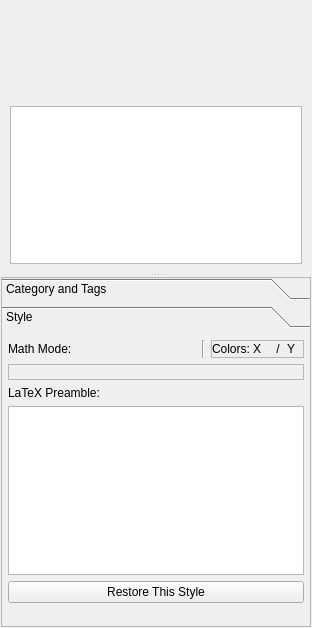
The window that src/klflibentryeditor.ui (CryFeiFei/klatexformula) describes before a commit, drawn with Qt 5.
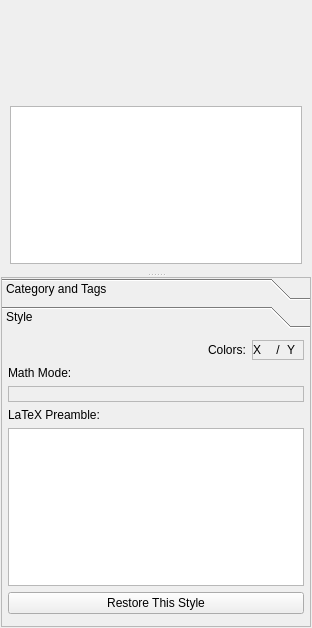
The same window after the commit. Icons and pictures are not drawn.

```diff
--- a/src/klflibentryeditor.ui
+++ b/src/klflibentryeditor.ui
@@ -285,14 +285,14 @@
         <property name="margin">
          <number>6</number>
         </property>
-        <item row="1" column="0">
+        <item row="1" column="0" colspan="4">
          <widget class="QLabel" name="lblStyMathModeCaption">
           <property name="text">
            <string>Math Mode:</string>
           </property>
          </widget>
         </item>
-        <item row="6" column="0" colspan="3">
+        <item row="6" column="0" colspan="4">
          <widget class="QPushButton" name="btnRestoreStyle">
           <property name="text">
            <string>Restore This Style</string>
@@ -312,21 +312,21 @@
           </property>
          </spacer>
         </item>
-        <item row="4" column="0" colspan="3">
+        <item row="4" column="0" colspan="4">
          <widget class="QLabel" name="lblStyPreamble">
           <property name="text">
            <string>LaTeX Preamble:</string>
           </property>
          </widget>
         </item>
-        <item row="5" column="0" colspan="3">
+        <item row="5" column="0" colspan="4">
          <widget class="QTextEdit" name="txtStyPreamble">
           <property name="readOnly">
            <bool>true</bool>
           </property>
          </widget>
         </item>
-        <item row="3" column="0" colspan="3">
+        <item row="3" column="0" colspan="4">
          <widget class="QLabel" name="lblStyMathMode">
           <property name="frameShape">
            <enum>QFrame::StyledPanel</enum>
@@ -335,21 +335,23 @@
            <enum>QFrame::Sunken</enum>
           </property>
           <property name="text">
-           <string/>
+           <string notr="true"/>
+          </property>
+          <property name="textFormat">
+           <enum>Qt::PlainText</enum>
+          </property>
+          <property name="alignment">
+           <set>Qt::AlignLeading|Qt::AlignLeft|Qt::AlignVCenter</set>
+          </property>
+          <property name="wordWrap">
+           <bool>true</bool>
           </property>
           <property name="textInteractionFlags">
            <set>Qt::LinksAccessibleByMouse|Qt::TextSelectableByMouse</set>
           </property>
          </widget>
         </item>
-        <item row="1" column="1">
-         <widget class="Line" name="vlineStyColors">
-          <property name="orientation">
-           <enum>Qt::Vertical</enum>
-          </property>
-         </widget>
-        </item>
-        <item row="1" column="2">
+        <item row="0" column="2" colspan="2">
          <widget class="QFrame" name="frmStyColors">
           <property name="sizePolicy">
            <sizepolicy hsizetype="Fixed" vsizetype="Preferred">
@@ -370,20 +372,7 @@
            <property name="margin">
             <number>0</number>
            </property>
-           <item row="0" column="0">
-            <widget class="QLabel" name="lblStyColors">
-             <property name="sizePolicy">
-              <sizepolicy hsizetype="Fixed" vsizetype="Fixed">
-               <horstretch>0</horstretch>
-               <verstretch>0</verstretch>
-              </sizepolicy>
-             </property>
-             <property name="text">
-              <string>Colors:</string>
-             </property>
-            </widget>
-           </item>
-           <item row="0" column="1">
+           <item row="1" column="3">
             <widget class="QLabel" name="lblStyColFg">
              <property name="sizePolicy">
               <sizepolicy hsizetype="Fixed" vsizetype="Fixed">
@@ -405,7 +394,7 @@
              </property>
             </widget>
            </item>
-           <item row="0" column="2">
+           <item row="1" column="4">
             <widget class="QLabel" name="lblStyColSlash">
              <property name="sizePolicy">
               <sizepolicy hsizetype="Fixed" vsizetype="Preferred">
@@ -427,7 +416,7 @@
              </property>
             </widget>
            </item>
-           <item row="0" column="3">
+           <item row="1" column="5">
             <widget class="QLabel" name="lblStyColBg">
              <property name="sizePolicy">
               <sizepolicy hsizetype="Fixed" vsizetype="Fixed">
@@ -452,6 +441,35 @@
           </layout>
          </widget>
         </item>
+        <item row="0" column="0">
+         <spacer name="horizontalSpacer">
+          <property name="orientation">
+           <enum>Qt::Horizontal</enum>
+          </property>
+          <property name="sizeType">
+           <enum>QSizePolicy::Expanding</enum>
+          </property>
+          <property name="sizeHint" stdset="0">
+           <size>
+            <width>20</width>
+            <height>20</height>
+           </size>
+          </property>
+         </spacer>
+        </item>
+        <item row="0" column="1">
+         <widget class="QLabel" name="lblStyColors">
+          <property name="sizePolicy">
+           <sizepolicy hsizetype="Fixed" vsizetype="Fixed">
+            <horstretch>0</horstretch>
+            <verstretch>0</verstretch>
+           </sizepolicy>
+          </property>
+          <property name="text">
+           <string>Colors:</string>
+          </property>
+         </widget>
+        </item>
        </layout>
       </widget>
      </widget>
```
Left out of the diff: 8 changed lines with no effect on the pictures.
